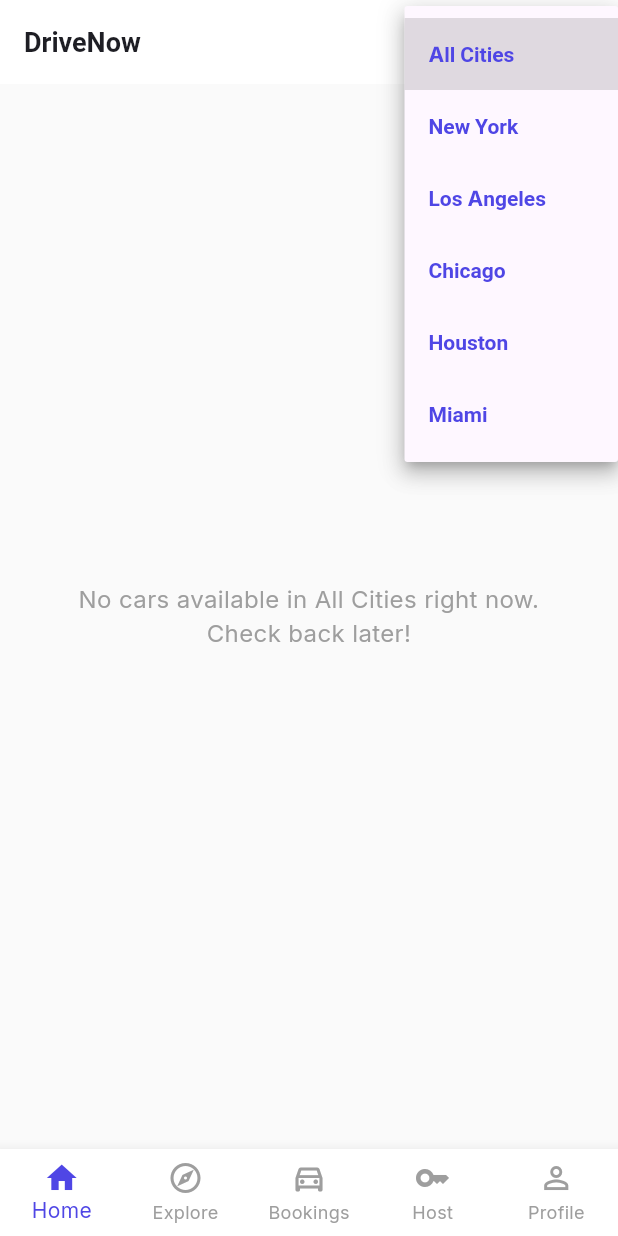
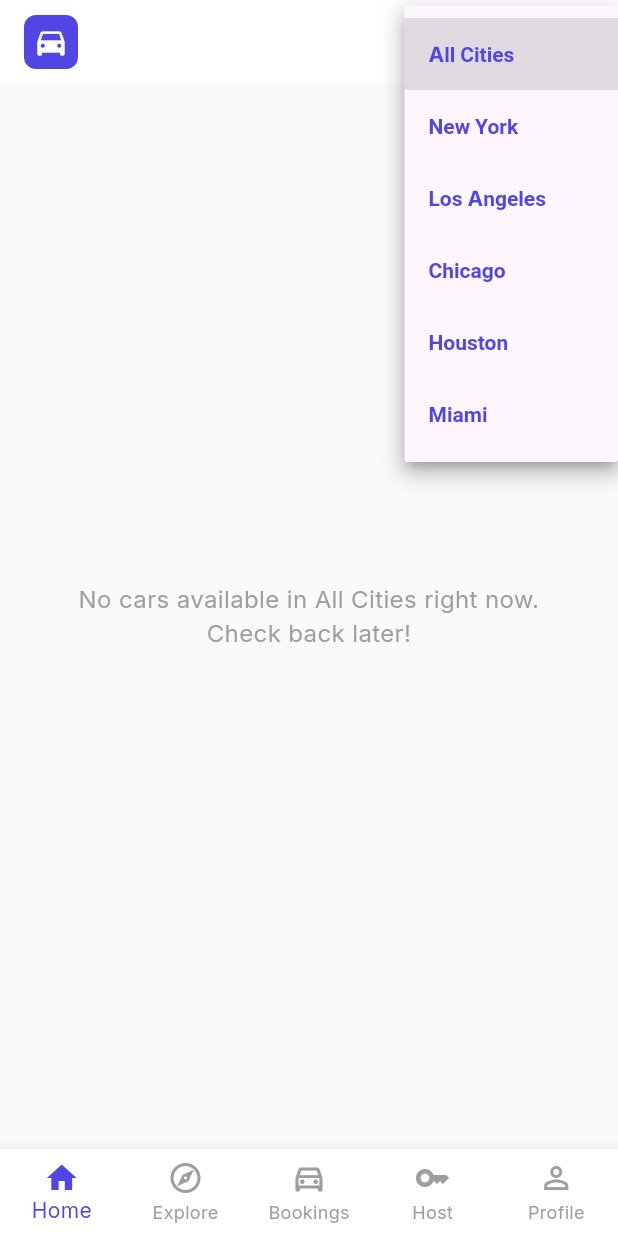
Before and after one commit to Thokalamukesh/Rental_cars, a Flutter app: the screen it shows after launch, after a tap on "All Cities", on a phone screen of 412 x 824 dp. Run offline on Flutter 3.47's test engine with Material 3 defaults, Android fonts, the phone set to English and light mode, and no system bars; our stand-ins replace flutter_map, flutter_riverpod, go_router, google_fonts, image_picker, latlong2 and 1 more; accounts and stored records are empty.

Commit message:
Fix currency symbol, logo, map pins

```diff
--- a/lib/presentation/booking/screens/booking_flow_screen.dart
+++ b/lib/presentation/booking/screens/booking_flow_screen.dart
@@ -312,7 +312,7 @@ class _BookingFlowScreenState extends State<BookingFlowScreen> {
                               '${widget.car['brand']} ${widget.car['model']}',
                               style: const TextStyle(fontWeight: FontWeight.bold, fontSize: 18),
                             ),
-                            Text('\$${widget.car['price_per_day']} / day', style: TextStyle(color: Colors.grey[600])),
+                            Text('₹${widget.car['price_per_day']} / day', style: TextStyle(color: Colors.grey[600])),
                           ],
                         ),
                       )
@@ -392,7 +392,7 @@ class _BookingFlowScreenState extends State<BookingFlowScreen> {
                           mainAxisAlignment: MainAxisAlignment.spaceBetween,
                           children: [
                             const Text('Total Estimated Price', style: TextStyle(fontWeight: FontWeight.bold)),
-                            Text('\$$_totalPrice', style: const TextStyle(fontWeight: FontWeight.bold, color: Colors.green, fontSize: 20)),
+                            Text('₹$_totalPrice', style: const TextStyle(fontWeight: FontWeight.bold, color: Colors.green, fontSize: 20)),
                           ],
                         ),
                         const SizedBox(height: 4),
@@ -475,7 +475,7 @@ class _BookingFlowScreenState extends State<BookingFlowScreen> {
                 const Divider(),
                 _ReviewRow(title: 'KYC Document', value: _licenseImage != null ? 'Attached ✅' : 'Missing ❌'),
                 const Divider(),
-                _ReviewRow(title: 'Total Amount', value: '\$$_totalPrice', isTotal: true),
+                _ReviewRow(title: 'Total Amount', value: '₹$_totalPrice', isTotal: true),
 
                 const SizedBox(height: 24),
                 Container(
--- a/lib/presentation/booking/screens/my_bookings_screen.dart
+++ b/lib/presentation/booking/screens/my_bookings_screen.dart
@@ -139,7 +139,7 @@ class MyBookingsScreen extends ConsumerWidget {
                           style: TextStyle(color: Colors.grey[600]),
                         ),
                         const SizedBox(height: 4),
-                        Text('Total: \$${booking['total_price']}', style: const TextStyle(fontWeight: FontWeight.bold)),
+                        Text('Total: ₹${booking['total_price']}', style: const TextStyle(fontWeight: FontWeight.bold)),
 
                         if (status == 'COMPLETED') ...[
                           const SizedBox(height: 12),
--- a/lib/presentation/home/screens/home_screen.dart
+++ b/lib/presentation/home/screens/home_screen.dart
@@ -94,9 +94,17 @@ class HomeScreen extends ConsumerWidget {
     return Scaffold(
       backgroundColor: Colors.grey[50],
       appBar: AppBar(
-        title: const Text(
-          'DriveNow',
-          style: TextStyle(fontWeight: FontWeight.bold),
+        title: Row(
+          children: [
+            Container(
+              padding: const EdgeInsets.all(6),
+              decoration: BoxDecoration(
+                color: const Color(0xFF4F46E5),
+                borderRadius: BorderRadius.circular(8),
+              ),
+              child: const Icon(Icons.directions_car, color: Colors.white, size: 24),
+            ),
+          ],
         ),
         backgroundColor: Colors.white,
         foregroundColor: Colors.black,
@@ -313,7 +321,7 @@ class HomeScreen extends ConsumerWidget {
                                             ),
                                           ),
                                           child: Text(
-                                            '\$${car['price_per_day']}/day',
+                                            '₹${car['price_per_day']}/day',
                                             style: TextStyle(
                                               color: isAvailable
                                                   ? Colors.green
--- a/lib/presentation/profile/screens/attach_car_screen.dart
+++ b/lib/presentation/profile/screens/attach_car_screen.dart
@@ -192,7 +192,7 @@ class _AttachCarScreenState extends State<AttachCarScreen> {
                   TextFormField(
                     controller: _priceController,
                     keyboardType: TextInputType.number,
-                    decoration: const InputDecoration(labelText: 'Price Per Day (\$)', border: OutlineInputBorder(), prefixIcon: Icon(Icons.attach_money)),
+                    decoration: const InputDecoration(labelText: 'Price Per Day (₹)', border: OutlineInputBorder(), prefixIcon: Icon(Icons.attach_money)),
                     validator: (v) => v!.isEmpty ? 'Required' : null,
                   ),
                   const SizedBox(height: 16),
--- a/lib/presentation/profile/screens/host_dashboard_screen.dart
+++ b/lib/presentation/profile/screens/host_dashboard_screen.dart
@@ -230,7 +230,7 @@ class HostDashboardScreen extends ConsumerWidget {
                             children: [
                               _HostStat(title: 'Total Bookings', value: '${bookings.length}'),
                               _HostStat(title: 'Approved', value: '${completedBookings.length}'),
-                              _HostStat(title: 'Earnings', value: '\$$totalEarned', isMoney: true),
+                              _HostStat(title: 'Earnings', value: '₹$totalEarned', isMoney: true),
                             ],
                           ),
                         ],
```
Also changed, not shown: lib/presentation/home/screens/explore_screen.dart (+13 -19 lines).
